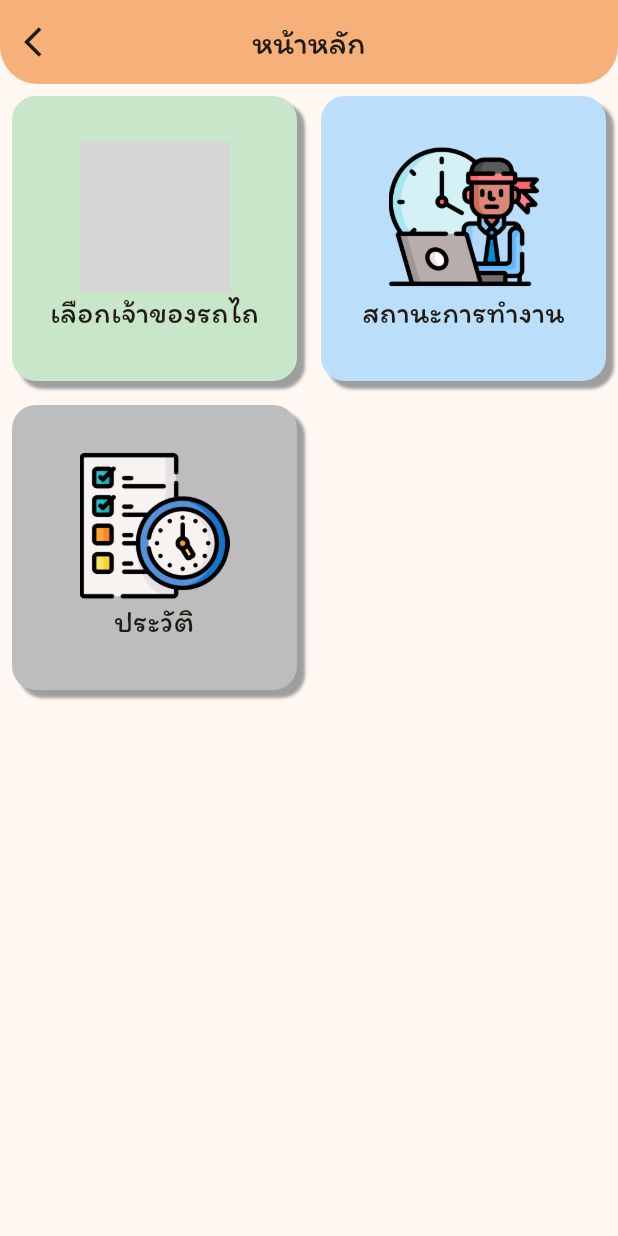
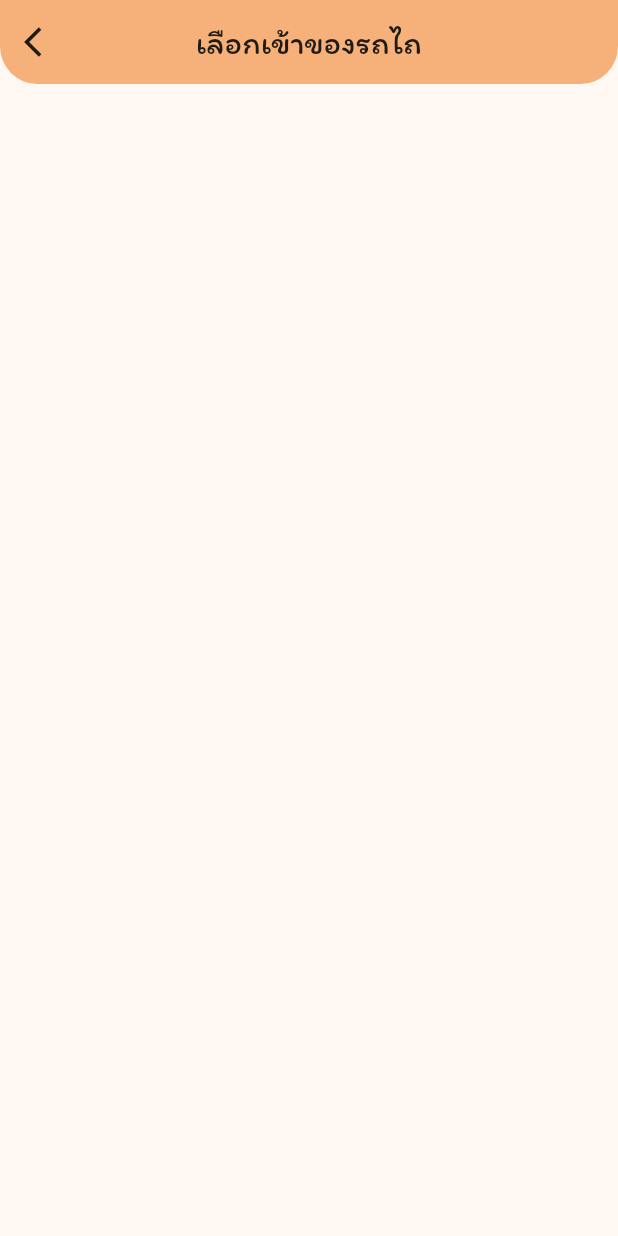
Before and after one commit to supakorn5/Project_tractor4u_fontend_v1, a Flutter app: the MainMenu screen opened directly, after a tap on "เลือกเจ้าของรถไถ", on a phone screen of 412 x 824 dp. Run offline on Flutter 3.47's test engine with Material 3 defaults, Android fonts, the phone set to English and light mode, and no system bars; our stand-ins replace animated_text_kit, curved_navigation_bar, font_awesome_flutter, google_maps_flutter, image_picker, lottie and 1 more; missing offline and left inert: dart:ffi; grey boxes are pictures that could not be loaded.

Commit message:
selectowner

```diff
--- a/lib/page/customer/menu/mainMenu.dart
+++ b/lib/page/customer/menu/mainMenu.dart
@@ -1,4 +1,5 @@
 import 'package:flutter/material.dart';
+import 'package:tractor4your/page/customer/menu/menupage/selectowner.dart';
 
 class MainMenu extends StatefulWidget {
   const MainMenu({super.key});
@@ -33,11 +34,14 @@ class _MainMenuState extends State<MainMenu> {
         ),
         body: GridView.count(
           crossAxisCount: 2,
+          padding: EdgeInsets.only(top: 30),
           children: [
             Padding(
               padding: const EdgeInsets.all(8.0),
               child: GestureDetector(
-                onTap: () => print(1),
+                onTap: () => Navigator.of(context).push(MaterialPageRoute(
+                  builder: (context) => const SelectOwner(),
+                )),
                 child: Container(
                   decoration: BoxDecoration(
                     borderRadius: BorderRadius.circular(16),
@@ -133,6 +137,39 @@ class _MainMenuState extends State<MainMenu> {
                 ),
               ),
             ),
+            Padding(
+              padding: const EdgeInsets.all(8.0),
+              child: GestureDetector(
+                onTap: () => print(4),
+                child: Container(
+                  decoration: BoxDecoration(
+                    borderRadius: BorderRadius.circular(16),
+                    color: Colors.grey.shade50,
+                    boxShadow: const [
+                      BoxShadow(
+                        color: Colors.grey,
+                        offset: Offset(5, 5),
+                        blurRadius: 1,
+                      )
+                    ],
+                  ),
+                  child: const Column(
+                    mainAxisAlignment: MainAxisAlignment.center,
+                    children: [
+                      Image(
+                        image: AssetImage("assets/icon/user.png"),
+                        width: 100,
+                        height: 100,
+                      ),
+                      Text(
+                        "ข้อมูลส่วนตัว",
+                        style: TextStyle(fontFamily: "Itim", fontSize: 20),
+                      ),
+                    ],
+                  ),
+                ),
+              ),
+            ),
           ],
         ),
       ),
--- a/lib/page/customer/menu/menubottombar.dart
+++ b/lib/page/customer/menu/menubottombar.dart
@@ -1,7 +1,7 @@
 import 'package:flutter/material.dart';
 import 'package:curved_navigation_bar/curved_navigation_bar.dart';
-import 'package:tractor4your/page/customer/menu/menupage/mainMenu.dart';
-import 'package:tractor4your/page/customer/menu/menupage/paymoney.dart';
+import 'package:tractor4your/page/customer/menu/mainMenu.dart';
+import 'package:tractor4your/page/customer/menu/paymoney.dart';
 
 class MenuBottombar extends StatefulWidget {
   const MenuBottombar({super.key});
--- /dev/null
+++ b/lib/page/customer/menu/menupage/selectowner.dart
@@ -0,0 +1,36 @@
+import 'package:flutter/material.dart';
+
+class SelectOwner extends StatefulWidget {
+  const SelectOwner({super.key});
+
+  @override
+  State<SelectOwner> createState() => _SelectOwnerState();
+}
+
+class _SelectOwnerState extends State<SelectOwner> {
+  @override
+  Widget build(BuildContext context) {
+    return SafeArea(
+        child: Scaffold(
+      appBar: AppBar(
+        centerTitle: true,
+        backgroundColor: const Color.fromARGB(255, 246, 177, 122),
+        title: const Text(
+          "เลือกเข้าของรถไถ",
+          style: TextStyle(fontFamily: "Itim"),
+        ),
+        leading: IconButton(
+            onPressed: () {
+              Navigator.of(context).pop();
+            },
+            icon: const Icon(
+              Icons.arrow_back_ios,
+            )),
+        shape: const RoundedRectangleBorder(
+            borderRadius: BorderRadius.only(
+                bottomLeft: Radius.circular(25),
+                bottomRight: Radius.circular(25))),
+      ),
+    ));
+  }
+}
```
Also changed, not shown: assets/icon/user.png (added).
